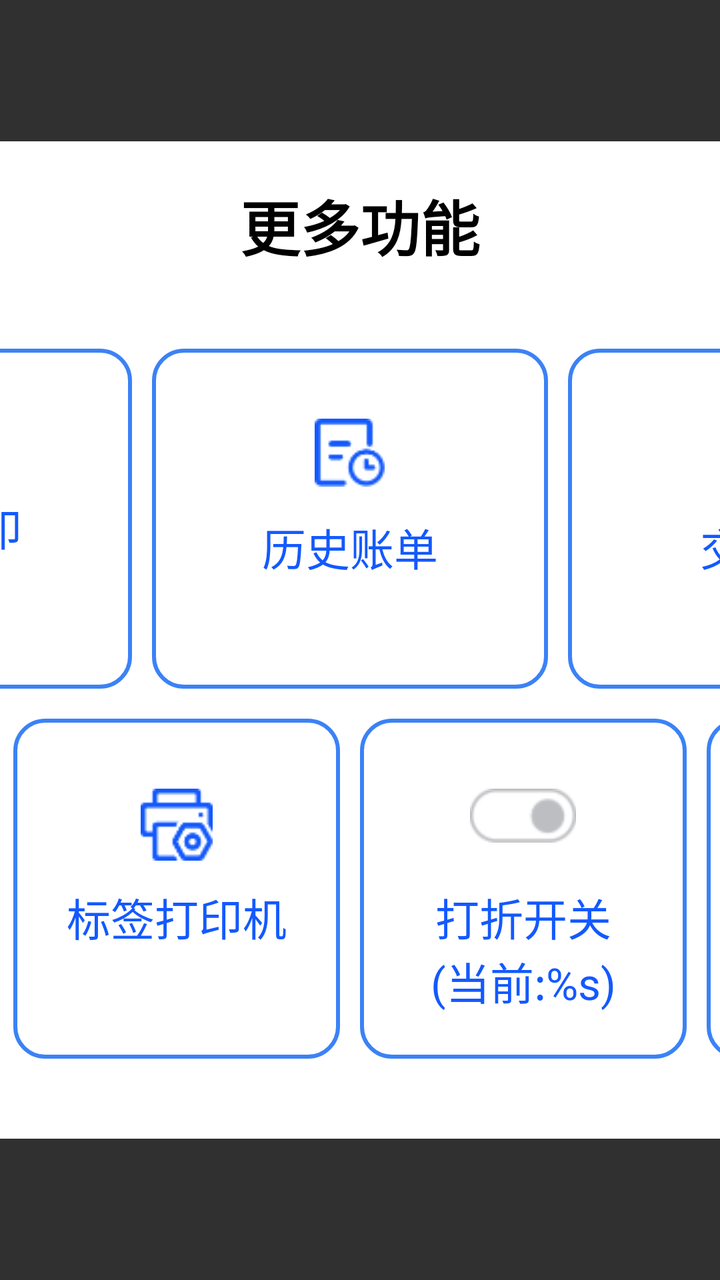
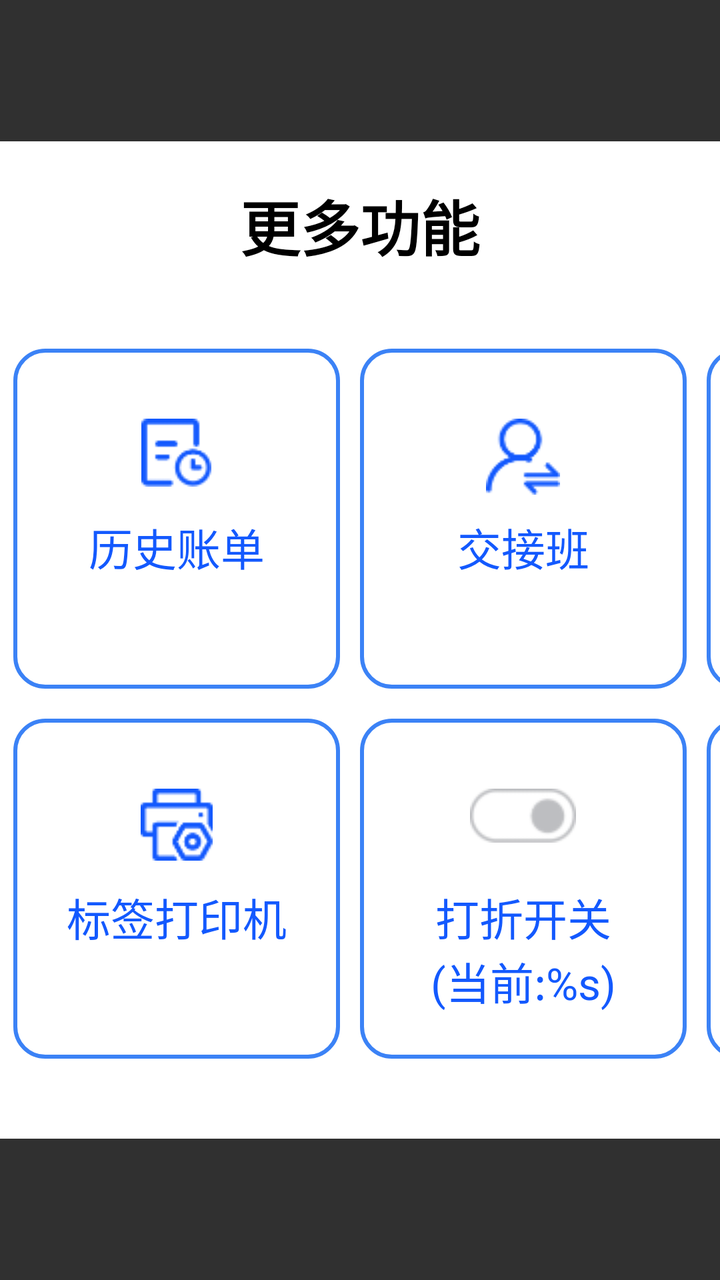

Before-and-after screenshots of an Android layout around one commit, followed by the original layout XML and the change that was made.
<!-- AndroidManifest.xml: application theme Base.Theme.UHMCS -->
<!-- res/layout/popupwindow_more_function.xml -->
<?xml version="1.0" encoding="utf-8"?>
<LinearLayout xmlns:android="http://schemas.android.com/apk/res/android"
    xmlns:app="http://schemas.android.com/apk/res-auto"
    android:orientation="vertical"
    android:layout_width="match_parent"
    android:layout_height="match_parent"
    android:gravity="center"
    android:id="@+id/all_view">

    <LinearLayout
        android:clickable="true"
        android:focusable="true"
        android:padding="20dp"
        android:layout_width="1080dp"
        android:layout_height="wrap_content"
        android:orientation="vertical"
        android:background="@drawable/white_bg">

        <RelativeLayout
            android:layout_marginBottom="20dp"
            android:layout_width="match_parent"
            android:layout_height="wrap_content">

            <TextView
                android:id="@+id/hint_tv"
                android:layout_width="wrap_content"
                android:layout_height="wrap_content"
                android:textColor="@color/black"
                android:textSize="30dp"
                android:text="@string/more_features"
                android:textStyle="bold"
                android:layout_centerInParent="true" />

            <ImageView
                android:id="@+id/guanbi_btn"
                android:layout_centerVertical="true"
                android:layout_width="40dp"
                android:layout_height="40dp"
                android:src="@drawable/guanbi"
                android:layout_alignParentRight="true" />
        </RelativeLayout>

        <LinearLayout
            android:layout_marginTop="20dp"
            android:layout_marginBottom="5dp"
            android:layout_width="match_parent"
            android:layout_height="wrap_content"
            android:orientation="horizontal"
            android:gravity="center_vertical">

            <LinearLayout
                android:layout_marginRight="10dp"
                android:id="@+id/tongbushuju_btn"
                android:background="@drawable/num_btn_bg1"
                android:layout_width="0dp"
                android:layout_weight="1"
                android:layout_height="170dp"
                android:orientation="vertical"
                android:gravity="center_horizontal"
                android:paddingTop="35dp">
                <TextView
                    android:drawableTop="@drawable/shuaxin_iv_blue"
                    android:drawablePadding="10dp"
                    android:layout_width="wrap_content"
                    android:layout_height="wrap_content"
                    android:textColor="#FF1359FE"
                    android:textSize="22dp"
                    android:text="@string/sync_data"
                    android:gravity="center" />
            </LinearLayout>

            <LinearLayout
                android:layout_marginRight="10dp"
                android:id="@+id/bianqiandaying_btn"
                android:background="@drawable/num_btn_bg1"
                android:layout_width="0dp"
                android:layout_weight="1"
                android:layout_height="170dp"
                android:orientation="vertical"
                android:gravity="center_horizontal"
                android:paddingTop="35dp">
                <TextView
                    android:drawableTop="@drawable/biaoqiandayin_iv"
                    android:drawablePadding="@dimen/dp_10"
                    android:layout_width="wrap_content"
                    android:layout_height="wrap_content"
                    android:textColor="#FF1359FE"
                    android:textSize="22dp"
                    android:text="@string/label_printing"
                    android:gravity="center" />
            </LinearLayout>

            <LinearLayout
                android:visibility="gone"
                android:layout_marginRight="10dp"
                android:id="@+id/shangpinruku_btn"
                android:background="@drawable/num_btn_bg1"
                android:layout_width="0dp"
                android:layout_weight="1"
                android:layout_height="170dp"
                android:orientation="vertical"
                android:gravity="center">
                <TextView
                    android:drawableTop="@drawable/shuaxin_iv_blue"
                    android:drawablePadding="@dimen/dp_10"
                    android:layout_width="wrap_content"
                    android:layout_height="wrap_content"
                    android:textColor="#FF1359FE"
                    android:textSize="22dp"
                    android:text="@string/stock_in"
                    android:gravity="center" />
            </LinearLayout>

            <LinearLayout
                android:layout_marginRight="10dp"
                android:id="@+id/lishizhangdan_btn"
                android:background="@drawable/num_btn_bg1"
                android:layout_width="0dp"
                android:layout_weight="1"
                android:layout_height="170dp"
                android:orientation="vertical"
                android:gravity="center_horizontal"
                android:paddingTop="35dp">
                <TextView
                    android:drawableTop="@drawable/lishizhangdan_iv"
                    android:drawablePadding="14dp"
                    android:layout_width="wrap_content"
                    android:layout_height="wrap_content"
                    android:textColor="#FF1359FE"
                    android:textSize="22dp"
                    android:text="@string/order_history"
                    android:gravity="center" />
            </LinearLayout>

            <LinearLayout
                android:layout_marginRight="10dp"
                android:id="@+id/jiaojieban_btn"
                android:background="@drawable/num_btn_bg1"
                android:layout_width="0dp"
                android:layout_weight="1"
                android:layout_height="170dp"
                android:orientation="vertical"
                android:gravity="center_horizontal"
                android:paddingTop="35dp">
                <TextView
                    android:drawableTop="@drawable/jiaojiebao_iv"
                    android:drawablePadding="10dp"
                    android:layout_width="wrap_content"
                    android:layout_height="wrap_content"
                    android:textColor="#FF1359FE"
                    android:textSize="22dp"
                    android:text="交接班"
                    android:gravity="center" />
            </LinearLayout>

            <LinearLayout
                android:layout_marginRight="10dp"
                android:id="@+id/yuyangshezhi_btn"
                android:background="@drawable/num_btn_bg1"
                android:layout_width="0dp"
                android:layout_weight="1"
                android:layout_height="170dp"
                android:orientation="vertical"
                android:gravity="center_horizontal"
                android:paddingTop="35dp">
                <TextView
                    android:drawableTop="@drawable/yuyan_iv"
                    android:drawablePadding="12dp"
                    android:layout_width="wrap_content"
                    android:layout_height="wrap_content"
                    android:textColor="#FF1359FE"
                    android:textSize="22dp"
                    android:text="@string/language_settings"
                    android:gravity="center" />
            </LinearLayout>

        </LinearLayout>

        <LinearLayout
            android:visibility="visible"
            android:layout_marginTop="10dp"
            android:layout_marginBottom="20dp"
            android:layout_width="match_parent"
            android:layout_height="wrap_content"
            android:orientation="horizontal"
            android:gravity="center_vertical">

            <LinearLayout
                android:layout_marginRight="10dp"
                android:id="@+id/pos_setting_btn"
                android:background="@drawable/num_btn_bg1"
                android:layout_width="0dp"
                android:layout_weight="1"
                android:layout_height="170dp"
                android:orientation="vertical"
                android:gravity="center_horizontal"
                android:paddingTop="35dp">
                <TextView
                    android:drawableTop="@drawable/gengduo"
                    android:drawablePadding="12dp"
                    android:layout_width="wrap_content"
                    android:layout_height="wrap_content"
                    android:textColor="#FF1359FE"
                    android:textSize="22dp"
                    android:text="POS 设置"
                    android:gravity="center" />
            </LinearLayout>

            <LinearLayout
                android:layout_marginRight="10dp"
                android:id="@+id/zhangdandayingji_btn"
                android:background="@drawable/num_btn_bg1"
                android:layout_width="0dp"
                android:layout_weight="1"
                android:layout_height="170dp"
                android:orientation="vertical"
                android:gravity="center_horizontal"
                android:paddingTop="35dp">
                <TextView
                    android:drawableTop="@drawable/zhangdan_iv"
                    android:drawablePadding="12dp"
                    android:layout_width="wrap_content"
                    android:layout_height="wrap_content"
                    android:textColor="#FF1359FE"
                    android:textSize="22dp"
                    android:text="@string/receipt_printer_setup"
                    android:gravity="center" />
            </LinearLayout>

            <LinearLayout
                android:layout_marginRight="10dp"
                android:id="@+id/bianqiandayingji_btn"
                android:background="@drawable/num_btn_bg1"
                android:layout_width="0dp"
                android:layout_weight="1"
                android:layout_height="170dp"
                android:orientation="vertical"
                android:gravity="center_horizontal"
                android:paddingTop="35dp">
                <TextView
                    android:drawableTop="@drawable/biaoqian_iv"
                    android:drawablePadding="12dp"
                    android:layout_width="wrap_content"
                    android:layout_height="wrap_content"
                    android:textColor="#FF1359FE"
                    android:textSize="22dp"
                    android:text="@string/label_printer_setup"
                    android:gravity="center" />
            </LinearLayout>

            <LinearLayout
                android:layout_marginRight="10dp"
                android:id="@+id/dazhekaiguan_btn"
                android:background="@drawable/num_btn_bg1"
                android:layout_width="0dp"
                android:layout_weight="1"
                android:layout_height="170dp"
                android:orientation="vertical"
                android:gravity="center_horizontal"
                android:paddingTop="35dp">
                <ImageView
                    android:id="@+id/dazhekaiguan_iv"
                    android:layout_width="wrap_content"
                    android:layout_height="wrap_content"
                    android:src="@drawable/kaiguan_iv"/>
                <TextView
                    android:id="@+id/dazhekaiguan_tv"
                    android:layout_marginTop="21dp"
                    android:layout_width="wrap_content"
                    android:layout_height="wrap_content"
                    android:textColor="#FF1359FE"
                    android:textSize="22dp"
                    android:text="@string/discount_toggle"
                    android:gravity="center" />
            </LinearLayout>

            <LinearLayout
                android:layout_marginRight="10dp"
                android:id="@+id/xiaopiaoyangshi_btn"
                android:background="@drawable/num_btn_bg1"
                android:layout_width="0dp"
                android:layout_weight="1"
                android:layout_height="170dp"
                android:orientation="vertical"
                android:gravity="center_horizontal"
                android:paddingTop="35dp">
                <TextView
                    android:drawableTop="@drawable/zhangdan_iv"
                    android:drawablePadding="12dp"
                    android:layout_width="wrap_content"
                    android:layout_height="wrap_content"
                    android:textColor="#FF1359FE"
                    android:textSize="22dp"
                    android:text="小票样式"
                    android:gravity="center" />
            </LinearLayout>

            <LinearLayout
                android:layout_marginRight="10dp"
                android:id="@+id/tuichudenglv_btn"
                android:background="@drawable/num_btn_bg3"
                android:layout_width="0dp"
                android:layout_weight="1"
                android:layout_height="170dp"
                android:orientation="vertical"
                android:gravity="center_horizontal"
                android:paddingTop="35dp">
                <TextView
                    android:drawableTop="@drawable/login_out_iv"
                    android:drawablePadding="15dp"
                    android:layout_width="wrap_content"
                    android:layout_height="wrap_content"
                    android:textColor="#FFFF4159"
                    android:textSize="22dp"
                    android:text="@string/log_out"
                    android:gravity="center"/>
            </LinearLayout>

            <TextView
                android:visibility="gone"
                android:id="@+id/shangpindianji_btn"
                android:layout_marginRight="10dp"
                android:layout_width="0dp"
                android:layout_weight="1"
                android:layout_height="170dp"
                android:background="@drawable/blue_bg4"
                android:textColor="@color/white"
                android:textSize="20dp"
                android:textStyle="bold"
                android:text="@string/shangpinkaiguan"
                android:gravity="center"/>
            <TextView
                android:visibility="gone"
                android:id="@+id/zhifushengzhi_btn"
                android:layout_marginRight="10dp"
                android:layout_width="0dp"
                android:layout_weight="1"
                android:layout_height="170dp"
                android:background="@drawable/blue_bg4"
                android:textColor="@color/white"
                android:textSize="25dp"
                android:textStyle="bold"
                android:text="支付设置"
                android:gravity="center"/>
            <TextView
                android:visibility="gone"
                android:id="@+id/huiyuanchongzhi_btn"
                android:layout_marginRight="10dp"
                android:layout_width="0dp"
                android:layout_weight="1"
                android:layout_height="170dp"
                android:background="@drawable/blue_bg4"
                android:textColor="@color/white"
                android:textSize="25dp"
                android:textStyle="bold"
                android:text="会员充值"
                android:gravity="center"/>
            <TextView
                android:visibility="gone"
                android:id="@+id/qianxiangshezhi_btn"
                android:layout_marginRight="10dp"
                android:layout_width="0dp"
                android:layout_weight="1"
                android:layout_height="170dp"
                android:background="@drawable/blue_bg4"
                android:textColor="@color/white"
                android:textSize="25dp"
                android:textStyle="bold"
                android:text="钱箱设置"
                android:gravity="center"/>

        </LinearLayout>
    </LinearLayout>
</LinearLayout>
<!-- resources referenced by this layout -->
<resources>
  <color name="black">#FF000000</color>
  <color name="white">#FFFFFFFF</color>
  <!-- drawable blue_bg4 (drawable) -->
  <?xml version="1.0" encoding="UTF-8"?>
  <shape xmlns:android="http://schemas.android.com/apk/res/android"
      android:shape="rectangle" >
  
      
      <solid android:color="#409eff" />
      
  
  
      
  
      
      <corners android:radius="16dp" />
      
  
  
  
  
  
  
  </shape>
  <!-- drawable num_btn_bg1 (drawable) -->
  <?xml version="1.0" encoding="utf-8"?>
  <selector xmlns:android="http://schemas.android.com/apk/res/android">
      <item android:drawable="@drawable/blue_line4" android:state_pressed="true"/>
      <item android:drawable="@drawable/blue_line3" android:state_pressed="false"/>
  </selector>
  <!-- drawable num_btn_bg3 (drawable) -->
  <?xml version="1.0" encoding="utf-8"?>
  <selector xmlns:android="http://schemas.android.com/apk/res/android">
      <item android:drawable="@drawable/red_line3" android:state_pressed="true"/>
      <item android:drawable="@drawable/red_line2" android:state_pressed="false"/>
  </selector>
  <!-- drawable white_bg (drawable) -->
  <?xml version="1.0" encoding="UTF-8"?>
  <shape xmlns:android="http://schemas.android.com/apk/res/android"
      android:shape="rectangle" >
  
      
      <solid android:color="@color/white" />
      
  
  
      
  
      
      <corners android:radius="10dp" />
      
  
  
  
  
  
  
  </shape>
  <string name="discount_toggle">打折开关\n(当前:%s)</string>
  <string name="label_printer_setup">标签打印机</string>
  <string name="label_printing">标签打印</string>
  <string name="language_settings">语言设置</string>
  <string name="log_out">退出登录</string>
  <string name="more_features">更多功能</string>
  <string name="order_history">历史账单</string>
  <string name="receipt_printer_setup">账单打印机</string>
  <string name="shangpinkaiguan">商品点击开关\n(当前:%s)</string>
  <string name="stock_in">商品入库</string>
  <string name="sync_data">同步数据</string>
  <style name="Base.Theme.UHMCS" parent="Theme.AppCompat.NoActionBar">
          
          
          <item name="android:windowFullscreen">true</item>
          <item name="android:windowContentOverlay">@null</item>
          <item name="colorControlActivated">@color/black</item> 
  
  
  
  
      </style>
  <!-- drawable blue_line4 (drawable) -->
  <?xml version="1.0" encoding="UTF-8"?>
  <selector xmlns:android="http://schemas.android.com/apk/res/android">
      <item >
          <shape android:shape="rectangle">
              <stroke android:width="2dp" android:color="#FF3B82F6" />
              <solid android:color="#FFDEF1FF" />
              <corners android:radius="15dp" />
          </shape>
      </item>
  
  
  </selector>
  <!-- drawable blue_line3 (drawable) -->
  <?xml version="1.0" encoding="UTF-8"?>
  <selector xmlns:android="http://schemas.android.com/apk/res/android">
      <item >
          <shape android:shape="rectangle">
              <stroke android:width="2dp" android:color="#FF3B82F6" />
              <solid android:color="#ffffffff" />
              <corners android:radius="15dp" />
          </shape>
      </item>
  
  
  </selector>
  <!-- drawable red_line3 (drawable) -->
  <?xml version="1.0" encoding="UTF-8"?>
  <selector xmlns:android="http://schemas.android.com/apk/res/android">
      <item >
          <shape android:shape="rectangle">
              <stroke android:width="2dp" android:color="#ffef4444" />
              <solid android:color="#fffff3f3" />
              <corners android:radius="15dp" />
          </shape>
      </item>
  
  
  </selector>
  <!-- drawable red_line2 (drawable) -->
  <?xml version="1.0" encoding="UTF-8"?>
  <selector xmlns:android="http://schemas.android.com/apk/res/android">
      <item >
          <shape android:shape="rectangle">
              <stroke android:width="2dp" android:color="#ffef4444" />
              <solid android:color="#ffffffff" />
              <corners android:radius="15dp" />
          </shape>
      </item>
  
  
  </selector>
  <!-- unchanged entries left out for length: 11 -->
</resources>

<!-- the commit's change to res/layout/popupwindow_more_function.xml (unified diff, before → after) -->
@@ -155,6 +155,27 @@
 
             <LinearLayout
                 android:layout_marginRight="10dp"
+                android:id="@+id/huobishezhi_btn"
+                android:background="@drawable/num_btn_bg1"
+                android:layout_width="0dp"
+                android:layout_weight="1"
+                android:layout_height="170dp"
+                android:orientation="vertical"
+                android:gravity="center_horizontal"
+                android:paddingTop="35dp">
+                <TextView
+                    android:drawableTop="@drawable/yuyan_iv"
+                    android:drawablePadding="12dp"
+                    android:layout_width="wrap_content"
+                    android:layout_height="wrap_content"
+                    android:textColor="#FF1359FE"
+                    android:textSize="22dp"
+                    android:text="货币设置"
+                    android:gravity="center" />
+            </LinearLayout>
+
+            <LinearLayout
+                android:layout_marginRight="10dp"
                 android:id="@+id/yuyangshezhi_btn"
                 android:background="@drawable/num_btn_bg1"
                 android:layout_width="0dp"
